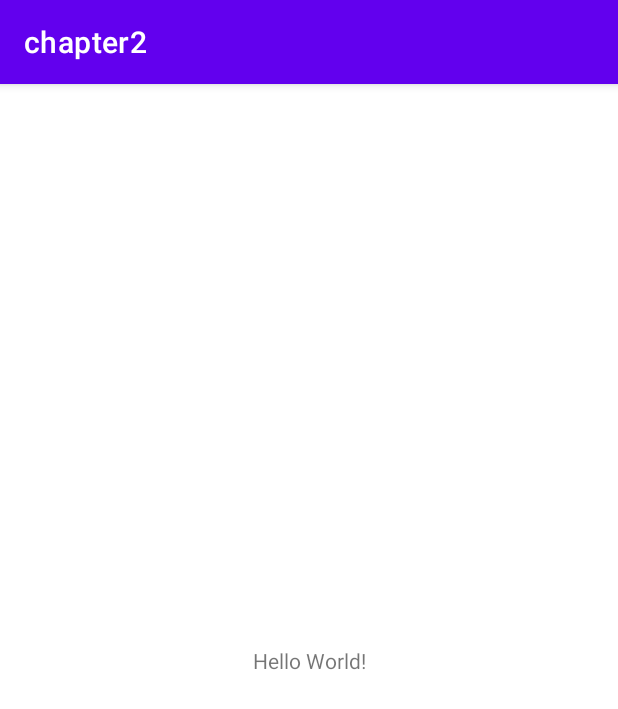
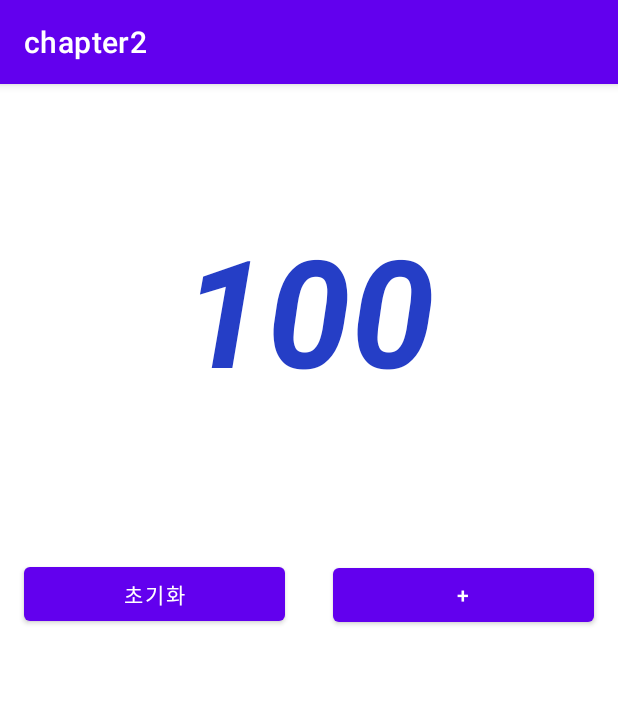
Before and after one commit to TDCIAN/PracticeMakesPerfect, an Android app: the screen it shows after launch (MainActivity), on a phone screen of 412 x 824 dp. Shown: the top 709 px of the screen. Run offline under Robolectric (Android 15) with nearby library versions, the phone set to English and light mode, and no system bars.

Commit message:
finished counting app

```diff
--- a/chapter2/app/src/main/java/com/example/chapter2/MainActivity.kt
+++ b/chapter2/app/src/main/java/com/example/chapter2/MainActivity.kt
@@ -2,10 +2,31 @@ package com.example.chapter2
 
 import androidx.appcompat.app.AppCompatActivity
 import android.os.Bundle
+import android.util.Log
+import android.widget.Button
+import android.widget.TextView
 
 class MainActivity : AppCompatActivity() {
     override fun onCreate(savedInstanceState: Bundle?) {
         super.onCreate(savedInstanceState)
         setContentView(R.layout.activity_main)
+
+        val numberTextView = findViewById<TextView>(R.id.numberTextView)
+        val resetButton = findViewById<Button>(R.id.resetButton)
+        val plusButton = findViewById<Button>(R.id.plusButton)
+
+        var number = 0
+
+        resetButton.setOnClickListener {
+            number = 0
+            numberTextView.text = number.toString()
+            Log.d("onClick", "리셋 버튼이 클릭 됐습니다. $number")
+        }
+
+        plusButton.setOnClickListener {
+            number += 1
+            numberTextView.text = number.toString()
+            Log.e("onClick", "플러스 버튼이 클릭 됐습니다. $number")
+        }
     }
 }
--- a/chapter2/app/src/main/res/layout/activity_main.xml
+++ b/chapter2/app/src/main/res/layout/activity_main.xml
@@ -1,18 +1,53 @@
 <?xml version="1.0" encoding="utf-8"?>
-<androidx.constraintlayout.widget.ConstraintLayout xmlns:android="http://schemas.android.com/apk/res/android"
+<LinearLayout xmlns:android="http://schemas.android.com/apk/res/android"
     xmlns:app="http://schemas.android.com/apk/res-auto"
     xmlns:tools="http://schemas.android.com/tools"
     android:layout_width="match_parent"
     android:layout_height="match_parent"
+    android:orientation="vertical"
     tools:context=".MainActivity">
 
     <TextView
-        android:layout_width="wrap_content"
+        android:id="@+id/numberTextView"
+        android:layout_width="match_parent"
+        android:layout_height="300dp"
+        android:text="100"
+        android:textSize="100sp"
+        android:textColor="@color/blue"
+        android:textStyle="bold|italic"
+        android:layout_gravity="center"
+        android:gravity="center"
+        />
+
+
+
+    <LinearLayout
+        android:layout_width="match_parent"
         android:layout_height="wrap_content"
-        android:text="Hello World!"
-        app:layout_constraintBottom_toBottomOf="parent"
-        app:layout_constraintEnd_toEndOf="parent"
-        app:layout_constraintStart_toStartOf="parent"
-        app:layout_constraintTop_toTopOf="parent" />
+        android:orientation="horizontal">
 
-</androidx.constraintlayout.widget.ConstraintLayout>
+        <Button
+            android:id="@+id/resetButton"
+            android:layout_width="0dp"
+            android:layout_height="wrap_content"
+            android:text="초기화"
+            android:layout_weight="1"
+            android:layout_marginTop="16dp"
+            android:layout_marginBottom="16dp"
+            android:layout_marginStart="16dp"
+            android:layout_marginEnd="16dp"/>
+
+        <Button
+            android:id="@+id/plusButton"
+            android:layout_width="0dp"
+            android:layout_height="wrap_content"
+            android:text="+"
+            android:layout_weight="1"
+            android:layout_marginTop="16dp"
+            android:layout_marginBottom="1dp"
+            android:layout_marginStart="16dp"
+            android:layout_marginEnd="16dp"/>
+
+    </LinearLayout>
+
+</LinearLayout>
--- a/chapter2/app/src/main/res/values/colors.xml
+++ b/chapter2/app/src/main/res/values/colors.xml
@@ -7,4 +7,5 @@
     <color name="teal_700">#FF018786</color>
     <color name="black">#FF000000</color>
     <color name="white">#FFFFFFFF</color>
+    <color name="blue">#253EC6</color>
 </resources>
```
